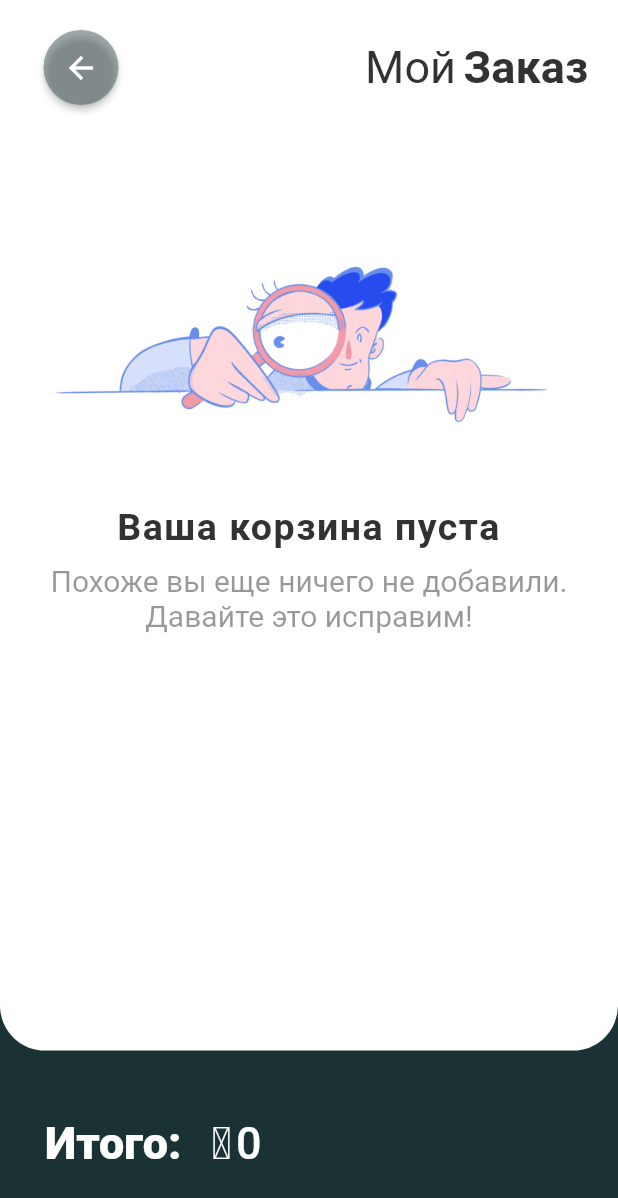
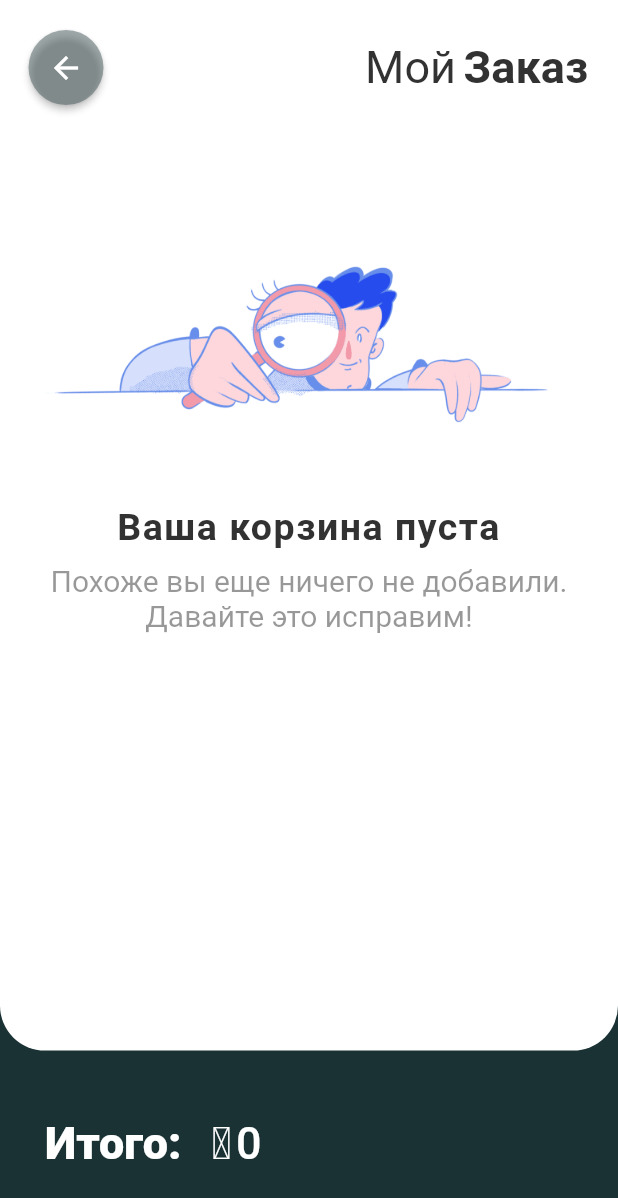
Before and after one commit to ContrastPro/Hostess, a Flutter app: the CartScreen screen opened directly, on a phone screen of 412 x 824 dp. Shown: the top 1198 px of the screen. Run offline on Flutter 3.47's test engine with Material 2 defaults, Android fonts, the phone set to English and light mode, and no system bars; drawn by our look-alikes of auto_size_text; our stand-ins replace cached_network_image, cloud_firestore, firebase_core, sqflite; missing offline and left inert: flutter_barcode_scanner; accounts and stored records are empty.

Commit message:
Interface fix #1

```diff
--- a/lib/main.dart
+++ b/lib/main.dart
@@ -28,6 +28,7 @@ class MyApp extends StatelessWidget {
       title: 'Hostess',
       theme: ThemeData(
         primarySwatch: Colors.blueGrey,
+        brightness: Brightness.light,
       ),
       home: CheckConnection(),
     );
--- a/lib/screens/cart_screen.dart
+++ b/lib/screens/cart_screen.dart
@@ -256,14 +256,13 @@ class _CartScreenState extends State<CartScreen> {
             ),
           ),
           SafeArea(
-            child: Row(
-              mainAxisAlignment: MainAxisAlignment.spaceBetween,
-              crossAxisAlignment: CrossAxisAlignment.center,
-              children: [
-                Padding(
-                  padding:
-                      EdgeInsets.symmetric(horizontal: 10.0, vertical: 20.0),
-                  child: RawMaterialButton(
+            child: Padding(
+              padding: const EdgeInsets.only(top: 20.0, right: 20.0),
+              child: Row(
+                mainAxisAlignment: MainAxisAlignment.spaceBetween,
+                crossAxisAlignment: CrossAxisAlignment.center,
+                children: [
+                  RawMaterialButton(
                     onPressed: () => Navigator.pop(context),
                     fillColor: c_secondary.withOpacity(0.5),
                     child: Icon(
@@ -273,10 +272,7 @@ class _CartScreenState extends State<CartScreen> {
                     padding: EdgeInsets.all(13.0),
                     shape: CircleBorder(),
                   ),
-                ),
-                Padding(
-                  padding: EdgeInsets.all(20.0),
-                  child: Row(
+                  Row(
                     children: [
                       Text(
                         'Мой',
@@ -297,8 +293,8 @@ class _CartScreenState extends State<CartScreen> {
                       ),
                     ],
                   ),
-                ),
-              ],
+                ],
+              ),
             ),
           ),
           Align(
--- a/lib/screens/start_screen.dart
+++ b/lib/screens/start_screen.dart
@@ -15,8 +15,9 @@ class _StartScreenState extends State<StartScreen> {
   void initState() {
     super.initState();
     SystemChrome.setPreferredOrientations([DeviceOrientation.portraitUp]);
-    SystemChrome.setSystemUIOverlayStyle(
-        SystemUiOverlayStyle(statusBarColor: Colors.transparent));
+    SystemChrome.setSystemUIOverlayStyle(SystemUiOverlayStyle(
+        statusBarColor: Colors.transparent,
+        statusBarBrightness: Brightness.light));
   }
 
   bool _scan = false;
```
Also changed, not shown: lib/screens/details_screen.dart (+27 -25 lines), lib/screens/home_screen.dart (+14 -20 lines), pubspec.lock, 1 other file.
